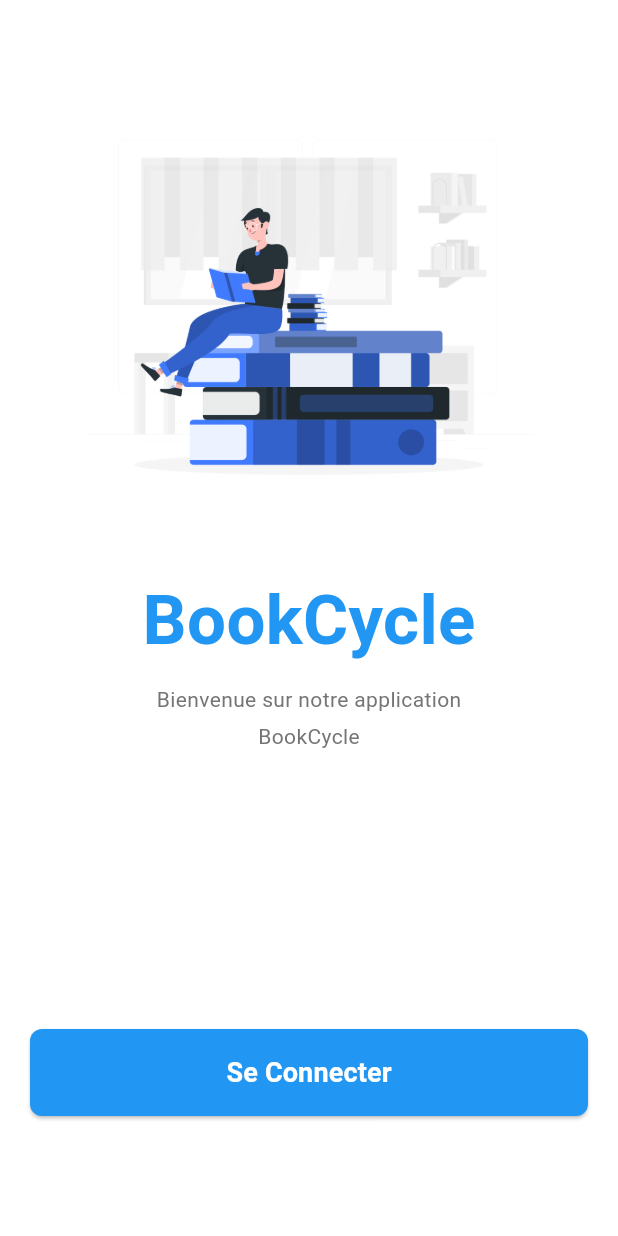
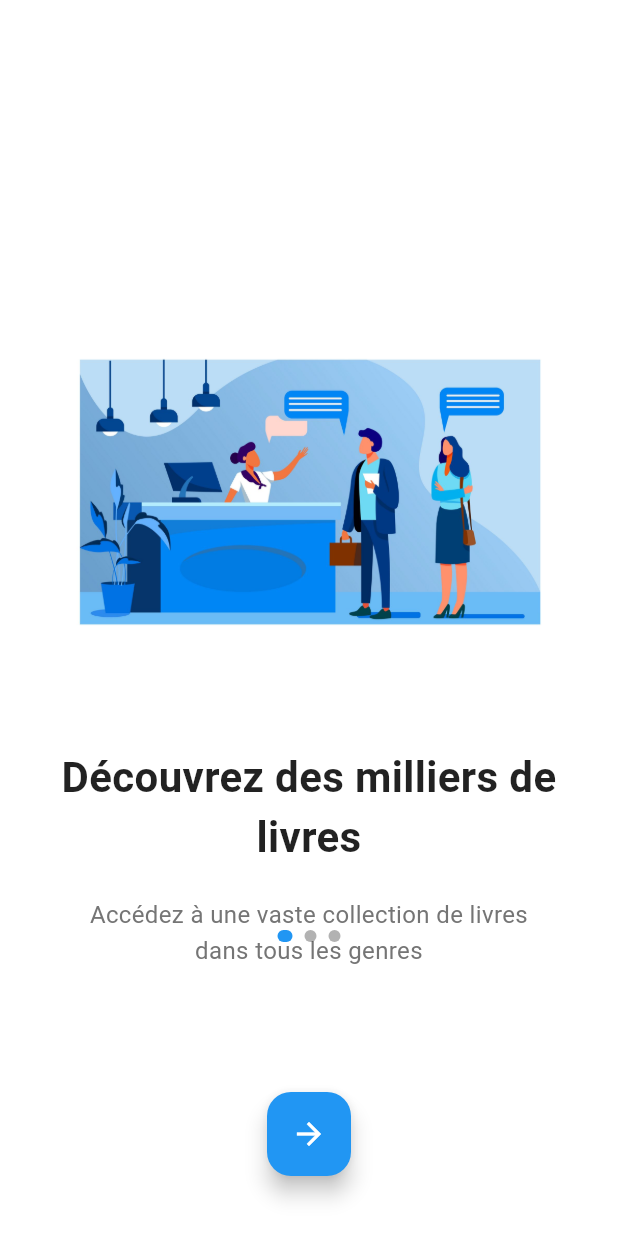
Before and after one commit to feutio12/BookCycle, a Flutter app: the screen it shows after launch, on a phone screen of 412 x 824 dp. Run offline on Flutter 3.47's test engine with Material 3 defaults, Android fonts, the phone set to English and light mode, and no system bars.

Commit message:
troisieme commit

```diff
--- a/lib/navigate.dart
+++ b/lib/navigate.dart
@@ -1,78 +1,121 @@
+import 'package:flutter/material.dart';
 import 'package:bookcycle/pages/auth/loginpage.dart';
-import 'package:flutter/material.dart';
 
-class Navigate extends StatelessWidget {
+class Navigate extends StatefulWidget {
   const Navigate({super.key});
 
   @override
+  State<Navigate> createState() => _OnboardingScreenState();
+}
+
+class _OnboardingScreenState extends State<Navigate> {
+  final PageController _pageController = PageController();
+  int _currentPage = 0;
+
+  final List<Map<String, String>> _onboardingData = [
+    {
+      'title': 'Découvrez des milliers de livres',
+      'description': 'Accédez à une vaste collection de livres dans tous les genres',
+      'image': 'assets/images/ccc.jpg',
+    },
+    {
+      'title': 'Gérez votre bibliothèque',
+      'description': 'Organisez et suivez vos lectures facilement',
+      'image': 'assets/images/sss.jpg',
+    },
+    {
+      'title': 'Partagez avec la communauté',
+      'description': 'Échangez avec d\'autres passionnés de lecture',
+      'image': 'assets/images/Library-pana.png',
+    },
+  ];
+
+  @override
+  void dispose() {
+    _pageController.dispose();
+    super.dispose();
+  }
+
+  @override
   Widget build(BuildContext context) {
+    final theme = Theme.of(context);
+    final primaryColor = theme.primaryColor;
+    final greyColor = theme.hintColor;
+
     return Scaffold(
       backgroundColor: Colors.white,
-      body: SafeArea(
-        child: SingleChildScrollView(
-          child: Padding(
-            padding: const EdgeInsets.all(20.0),
-            child: ConstrainedBox(
-              constraints: BoxConstraints(
-                minHeight: MediaQuery.of(context).size.height - 40,
+      body: Stack(
+        children: [
+          // PageView pour les slides
+          PageView.builder(
+            controller: _pageController,
+            itemCount: _onboardingData.length,
+            onPageChanged: (index) {
+              setState(() {
+                _currentPage = index;
+              });
+            },
+            itemBuilder: (context, index) {
+              final data = _onboardingData[index];
+              return Column(
+                mainAxisAlignment: MainAxisAlignment.center,
+                children: [
+                  SingleOnboardingPage(
+                    title: data['title'] ?? '',
+                    description: data['description'] ?? '',
+                    image: data['image'] ?? '',
                   ),
-              child: Column(
-                mainAxisAlignment: MainAxisAlignment.spaceBetween,
-                crossAxisAlignment: CrossAxisAlignment.center,
+                ],
+              );
+            },
+          ),
+
+          // Positionnement des indicateurs et boutons
+          Column(
+            mainAxisAlignment: MainAxisAlignment.end,
             children: [
-                  Column(
-                    children: [
-                      const SizedBox(height: 40),
-                      Image.asset(
-                        'assets/images/logo.png',
-                        height: 300,
-                        width: 300,
-                      ),
-                      const SizedBox(height: 20),
-                      Text(
-                        "BookCycle",
-                        style: TextStyle(
-                          fontSize: 46,
-                          fontWeight: FontWeight.bold,
-                          color: Colors.blue[500],
+              // Indicateurs de page (les trois points)
+              Container(
+                margin: const EdgeInsets.only(bottom: 100),
+                child: Row(
+                  mainAxisAlignment: MainAxisAlignment.center,
+                  children: List.generate(
+                    _onboardingData.length,
+                        (index) => AnimatedContainer(
+                      duration: const Duration(milliseconds: 300),
+                      margin: const EdgeInsets.symmetric(horizontal: 4),
+                      width: _currentPage == index ? 10 : 8,
+                      height: 8,
+                      decoration: BoxDecoration(
+                        color: _currentPage == index
+                            ? Colors.blue
+                            : greyColor.withOpacity(0.3),
+                        borderRadius: BorderRadius.circular(4),
                       ),
                     ),
-                      const SizedBox(height: 10),
-                      Column(
-                        children: [
-                          Text(
-                            "Bienvenue sur notre application",
-                            style: TextStyle(
-                              fontSize: 14,
-                              color: Colors.grey[600],
                   ),
                 ),
-                          const SizedBox(height: 5),
-                          Text(
-                            "BookCycle",
-                            style: TextStyle(
-                              fontSize: 14,
-                              color: Colors.grey[600],
               ),
-                          ),
-                        ],
-                      ),
-                    ],
-                  ),
-                  Column(
-                    children: [
-                      SizedBox(
-                        width: double.infinity,
+
+              // Bouton Commencer/Suivant
+              Padding(
+                padding: const EdgeInsets.only(bottom: 40),
+                child: AnimatedSwitcher(
+                  duration: const Duration(milliseconds: 300),
+                  child: _currentPage == _onboardingData.length - 1
+                      ? Padding(
+                    padding: const EdgeInsets.symmetric(horizontal: 30),
                     child: ElevatedButton(
                       style: ElevatedButton.styleFrom(
-                            backgroundColor: Colors.blue[500],
-                            padding: const EdgeInsets.symmetric(vertical: 16),
+                        backgroundColor: Colors.blue,
+                        padding: const EdgeInsets.symmetric(vertical: 10),
                         shape: RoundedRectangleBorder(
-                              borderRadius: BorderRadius.circular(8),
+                          borderRadius: BorderRadius.circular(20),
                         ),
+                        elevation: 0,
                       ),
                       onPressed: () {
-                            Navigator.push(
+                        Navigator.pushReplacement(
                           context,
                           MaterialPageRoute(
                             builder: (context) => const Loginpage(),
@@ -80,24 +123,97 @@ class Navigate extends StatelessWidget {
                         );
                       },
                       child: const Text(
-                            "Se Connecter",
+                        'COMMENCER',
                         style: TextStyle(
-                              color: Colors.white,
                           fontSize: 18,
                           fontWeight: FontWeight.bold,
+                          color: Colors.white,
                         ),
                       ),
                     ),
-                      ),
-                      const SizedBox(height: 60),
-                    ],
-                  ),
-                ],
+                  )
+                      : Align(
+                    alignment: Alignment.center,
+                    child: FloatingActionButton(
+                      backgroundColor: Colors.blue,
+                      onPressed: () {
+                        _pageController.nextPage(
+                          duration: const Duration(milliseconds: 500),
+                          curve: Curves.ease,
+                        );
+                      },
+                      child: const Icon(
+                        Icons.arrow_forward,
+                        color: Colors.white,
                       ),
                     ),
                   ),
                 ),
               ),
+            ],
+          ),
+        ],
+      ),
     );
   }
 }
+
+class SingleOnboardingPage extends StatelessWidget {
+  final String title;
+  final String description;
+  final String image;
+
+  const SingleOnboardingPage({
+    super.key,
+    required this.title,
+    required this.description,
+    required this.image,
+  });
+
+  @override
+  Widget build(BuildContext context) {
+    return Padding(
+      padding: const EdgeInsets.symmetric(horizontal: 40),
+      child: Column(
+        mainAxisAlignment: MainAxisAlignment.center,
+        children: [
+          // Image avec gestion d'erreur
+          Image.asset(
+            image,
+            height: 300,
+            fit: BoxFit.contain,
+            errorBuilder: (context, error, stackTrace) => Container(
+              height: 300,
+              color: Colors.grey[200],
+              child: const Icon(Icons.broken_image, size: 50, color: Colors.grey),
+            ),
+          ),
+          const SizedBox(height: 20),
+
+          // Titre
+          Text(
+            title,
+            textAlign: TextAlign.center,
+            style: const TextStyle(
+              fontSize: 28,
+              fontWeight: FontWeight.bold,
+              color: Colors.black87,
+            ),
+          ),
+          const SizedBox(height: 20),
+
+          // Description
+          Text(
+            description,
+            textAlign: TextAlign.center,
+            style: TextStyle(
+              fontSize: 16,
+              color: Colors.grey[600],
+              height: 1.5,
+            ),
+          ),
+        ],
+      ),
+    );
+  }
+}
--- a/lib/pages/auth/loginpage.dart
+++ b/lib/pages/auth/loginpage.dart
@@ -96,7 +96,6 @@ class Loginpage extends StatelessWidget {
                 ),
                 SizedBox(height: screenHeight * 0.03),
 
-                // Bouton de connexion
                 ElevatedButton(
                   style: ElevatedButton.styleFrom(
                     backgroundColor: Colors.blue,
@@ -118,7 +117,6 @@ class Loginpage extends StatelessWidget {
                 ),
                 SizedBox(height: screenHeight * 0.02),
 
-                // Lien d'inscription
                 TextButton(
                   onPressed: () {
                     Navigator.push(
--- a/lib/pages/auth/registerpage.dart
+++ b/lib/pages/auth/registerpage.dart
@@ -51,7 +51,6 @@ class Registerpage extends StatelessWidget {
             ),
             SizedBox(height: screenHeight * 0.02),
 
-            // Champ nom complet
             TextField(
               decoration: InputDecoration(
                 labelText: 'Nom complet',
@@ -65,7 +64,6 @@ class Registerpage extends StatelessWidget {
             ),
             SizedBox(height: screenHeight * 0.015),
 
-            // Champ email
             TextField(
               decoration: InputDecoration(
                 labelText: 'Email',
@@ -128,7 +126,6 @@ class Registerpage extends StatelessWidget {
             ),
             SizedBox(height: screenHeight * 0.02),
 
-            // Lien vers la page de connexion
             TextButton(
               onPressed: () {
                 Navigator.push(
--- a/lib/pages/searchpage.dart
+++ b/lib/pages/searchpage.dart
@@ -1,5 +1,4 @@
 import 'package:flutter/material.dart';
-import '';
 
 class SearchPage extends StatelessWidget {
   const SearchPage({super.key});
```
Also changed, not shown: lib/composants/app_bar_personnalisee.dart (+23 -0 lines), lib/composants/custom_buttom.dart (added, +24 -0 lines), lib/composants/home.dart (added, +21 -0 lines), lib/pages/homepage.dart (+0 -14 lines). Lines whose indentation alone changed are shown as unchanged.
